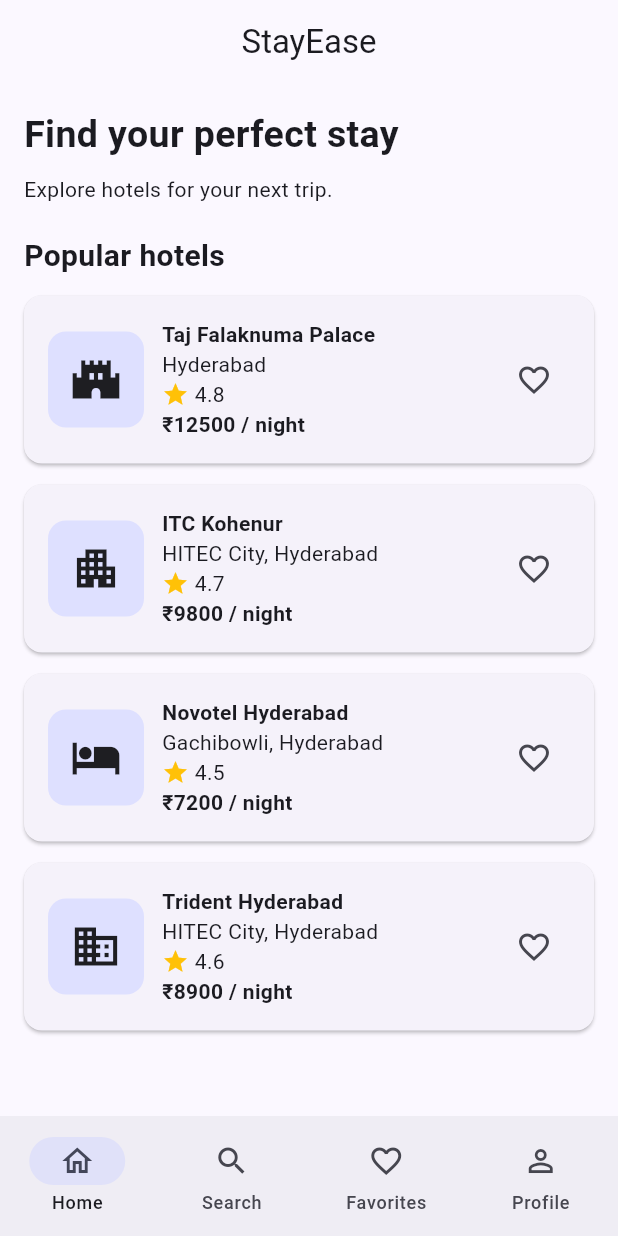
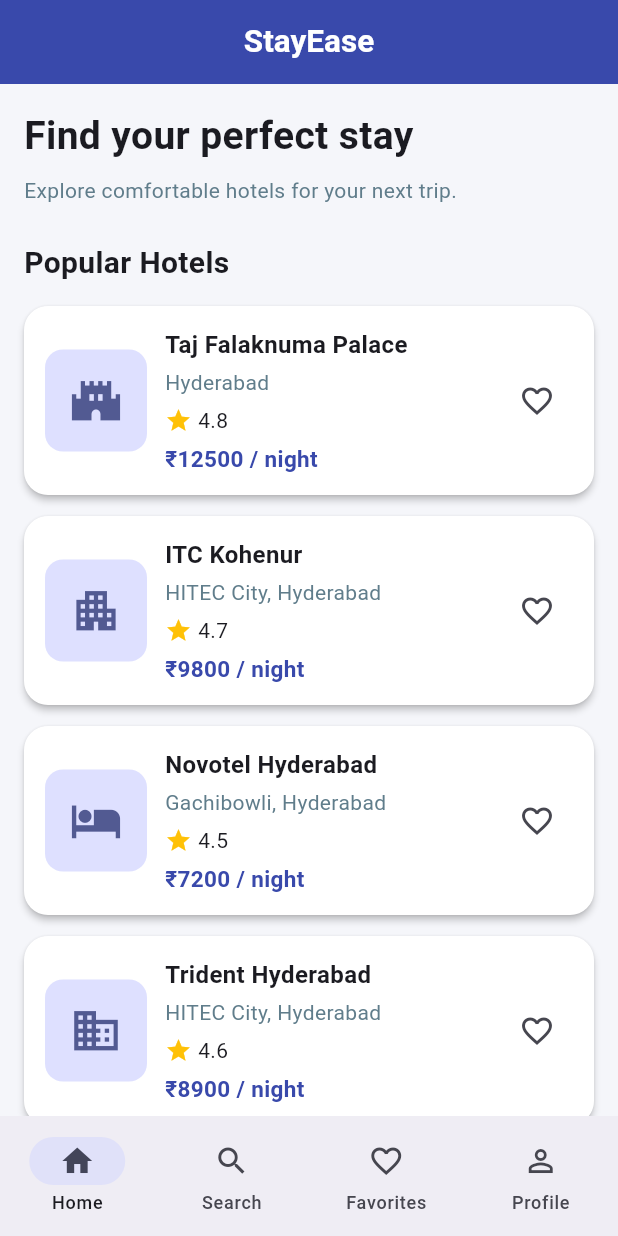
Before and after one commit to nishanthreddyvemireddy-ai/Hotel_Booking_App, a Flutter app: the screen it shows after launch, on a phone screen of 412 x 824 dp. Run offline on Flutter 3.47's test engine with Material 3 defaults, Android fonts, the phone set to English and light mode, and no system bars.

Commit message:
Experiment 6: Add custom widgets and theme styling

```diff
--- a/lib/main.dart
+++ b/lib/main.dart
@@ -10,6 +10,8 @@
     ),
   );
 }
+
+// -------------------- HOTEL MODEL --------------------
 
 class Hotel {
   final String name;
@@ -58,7 +60,8 @@
   ),
 ];
 
-// Provider manages favorite hotels and notifies listening widgets.
+// -------------------- PROVIDER STATE --------------------
+
 class FavoritesProvider extends ChangeNotifier {
   final Set<String> _favoriteNames = {};
 
@@ -68,29 +71,80 @@
       hotels.where((hotel) => _favoriteNames.contains(hotel.name)).toList();
 
   void toggleFavorite(Hotel hotel) {
-    if (!_favoriteNames.add(hotel.name)) {
+    if (_favoriteNames.contains(hotel.name)) {
       _favoriteNames.remove(hotel.name);
+    } else {
+      _favoriteNames.add(hotel.name);
     }
+
     notifyListeners();
   }
 }
+
+// -------------------- APP THEME --------------------
 
 class StayEaseApp extends StatelessWidget {
   const StayEaseApp({super.key});
 
   @override
   Widget build(BuildContext context) {
+    const primaryColor = Color(0xFF3949AB);
+
     return MaterialApp(
       title: 'StayEase',
       debugShowCheckedModeBanner: false,
       theme: ThemeData(
-        colorScheme: ColorScheme.fromSeed(seedColor: Colors.indigo),
         useMaterial3: true,
+        colorScheme: ColorScheme.fromSeed(
+          seedColor: primaryColor,
+        ),
+        scaffoldBackgroundColor: const Color(0xFFF5F6FA),
+        appBarTheme: const AppBarTheme(
+          backgroundColor: primaryColor,
+          foregroundColor: Colors.white,
+          centerTitle: true,
+          elevation: 0,
+          titleTextStyle: TextStyle(
+            fontSize: 21,
+            fontWeight: FontWeight.bold,
+            color: Colors.white,
+          ),
+        ),
+        cardTheme: CardThemeData(
+          color: Colors.white,
+          elevation: 2,
+          margin: const EdgeInsets.only(bottom: 14),
+          shape: RoundedRectangleBorder(
+            borderRadius: BorderRadius.circular(16),
+          ),
+        ),
+        elevatedButtonTheme: ElevatedButtonThemeData(
+          style: ElevatedButton.styleFrom(
+            backgroundColor: primaryColor,
+            foregroundColor: Colors.white,
+            padding: const EdgeInsets.symmetric(
+              horizontal: 20,
+              vertical: 13,
+            ),
+            shape: RoundedRectangleBorder(
+              borderRadius: BorderRadius.circular(12),
+            ),
+          ),
+        ),
+        inputDecorationTheme: InputDecorationTheme(
+          filled: true,
+          fillColor: Colors.white,
+          border: OutlineInputBorder(
+            borderRadius: BorderRadius.circular(14),
+          ),
+        ),
       ),
       home: const MainNavigation(),
     );
   }
 }
+
+// -------------------- NAVIGATION --------------------
 
 class MainNavigation extends StatefulWidget {
   const MainNavigation({super.key});
@@ -116,21 +170,37 @@
       bottomNavigationBar: NavigationBar(
         selectedIndex: selectedIndex,
         onDestinationSelected: (index) {
-          setState(() => selectedIndex = index);
+          setState(() {
+            selectedIndex = index;
+          });
         },
         destinations: const [
-          NavigationDestination(icon: Icon(Icons.home_outlined), label: 'Home'),
-          NavigationDestination(icon: Icon(Icons.search), label: 'Search'),
+          NavigationDestination(
+            icon: Icon(Icons.home_outlined),
+            selectedIcon: Icon(Icons.home),
+            label: 'Home',
+          ),
+          NavigationDestination(
+            icon: Icon(Icons.search),
+            label: 'Search',
+          ),
           NavigationDestination(
             icon: Icon(Icons.favorite_outline),
+            selectedIcon: Icon(Icons.favorite),
             label: 'Favorites',
           ),
-          NavigationDestination(icon: Icon(Icons.person_outline), label: 'Profile'),
+          NavigationDestination(
+            icon: Icon(Icons.person_outline),
+            selectedIcon: Icon(Icons.person),
+            label: 'Profile',
+          ),
         ],
       ),
     );
   }
 }
+
+// -------------------- HOME SCREEN --------------------
 
 class HomePage extends StatelessWidget {
   const HomePage({super.key});
@@ -138,28 +208,49 @@
   @override
   Widget build(BuildContext context) {
     return Scaffold(
-      appBar: AppBar(title: const Text('StayEase'), centerTitle: true),
+      appBar: AppBar(
+        title: const Text('StayEase'),
+      ),
       body: ListView(
         padding: const EdgeInsets.all(16),
         children: [
           const Text(
             'Find your perfect stay',
-            style: TextStyle(fontSize: 25, fontWeight: FontWeight.bold),
+            style: AppStyles.heading,
           ),
           const SizedBox(height: 8),
-          const Text('Explore hotels for your next trip.'),
-          const SizedBox(height: 20),
           const Text(
-            'Popular hotels',
-            style: TextStyle(fontSize: 20, fontWeight: FontWeight.bold),
+            'Explore comfortable hotels for your next trip.',
+            style: AppStyles.subtitle,
           ),
-          const SizedBox(height: 12),
-          ...hotels.map((hotel) => HotelCard(hotel: hotel)),
+          const SizedBox(height: 24),
+          const Text(
+            'Popular Hotels',
+            style: AppStyles.sectionTitle,
+          ),
+          const SizedBox(height: 14),
+          ...hotels.map(
+            (hotel) => HotelCard(hotel: hotel),
+          ),
+          const SizedBox(height: 8),
+          StayEaseButton(
+            text: 'Explore Hotels',
+            icon: Icons.explore,
+            onPressed: () {
+              Navigator.of(context).push(
+                MaterialPageRoute(
+                  builder: (_) => const AllHotelsPage(),
+                ),
+              );
+            },
+          ),
         ],
       ),
     );
   }
 }
+
+// -------------------- SEARCH SCREEN --------------------
 
 class SearchPage extends StatefulWidget {
   const SearchPage({super.key});
@@ -175,39 +266,51 @@
   Widget build(BuildContext context) {
     final filteredHotels = hotels.where((hotel) {
       final query = searchText.toLowerCase();
+
       return hotel.name.toLowerCase().contains(query) ||
           hotel.location.toLowerCase().contains(query);
     }).toList();
 
     return Scaffold(
-      appBar: AppBar(title: const Text('Search Hotels')),
+      appBar: AppBar(
+        title: const Text('Search Hotels'),
+      ),
       body: Padding(
         padding: const EdgeInsets.all(16),
         child: Column(
           children: [
             TextField(
-              onChanged: (value) => setState(() => searchText = value),
-              decoration: InputDecoration(
+              onChanged: (value) {
+                setState(() {
+                  searchText = value;
+                });
+              },
+              decoration: const InputDecoration(
                 hintText: 'Search by hotel or location',
-                prefixIcon: const Icon(Icons.search),
-                border: OutlineInputBorder(
-                  borderRadius: BorderRadius.circular(14),
-                ),
+                prefixIcon: Icon(Icons.search),
+              ),
+            ),
+            const SizedBox(height: 16),
+            Align(
+              alignment: Alignment.centerLeft,
+              child: Text(
+                '${filteredHotels.length} hotels found',
+                style: AppStyles.subtitle,
               ),
             ),
             const SizedBox(height: 12),
-            Align(
-              alignment: Alignment.centerLeft,
-              child: Text('${filteredHotels.length} hotels found'),
-            ),
-            const SizedBox(height: 8),
             Expanded(
               child: filteredHotels.isEmpty
-                  ? const Center(child: Text('No hotels found.'))
+                  ? const Center(
+                      child: Text('No hotels found. Try another search.'),
+                    )
                   : ListView.builder(
                       itemCount: filteredHotels.length,
-                      itemBuilder: (_, index) =>
-                          HotelCard(hotel: filteredHotels[index]),
+                      itemBuilder: (context, index) {
+                        return HotelCard(
+                          hotel: filteredHotels[index],
+                        );
+                      },
                     ),
             ),
           ],
@@ -217,10 +320,15 @@
   }
 }
 
+// -------------------- REUSABLE HOTEL CARD --------------------
+
 class HotelCard extends StatelessWidget {
   final Hotel hotel;
 
-  const HotelCard({super.key, required this.hotel});
+  const HotelCard({
+    super.key,
+    required this.hotel,
+  });
 
   @override
   Widget build(BuildContext context) {
@@ -229,19 +337,22 @@
     );
 
     return Card(
-      margin: const EdgeInsets.only(bottom: 14),
       child: Padding(
-        padding: const EdgeInsets.all(16),
+        padding: const EdgeInsets.all(14),
         child: Row(
           children: [
             Container(
-              width: 64,
-              height: 64,
+              width: 68,
+              height: 68,
               decoration: BoxDecoration(
                 color: Theme.of(context).colorScheme.primaryContainer,
                 borderRadius: BorderRadius.circular(12),
               ),
-              child: Icon(hotel.icon, size: 34),
+              child: Icon(
+                hotel.icon,
+                size: 35,
+                color: Theme.of(context).colorScheme.primary,
+              ),
             ),
             const SizedBox(width: 12),
             Expanded(
@@ -250,30 +361,46 @@
                 children: [
                   Text(
                     hotel.name,
-                    style: const TextStyle(fontWeight: FontWeight.bold),
+                    style: AppStyles.hotelName,
                   ),
-                  Text(hotel.location),
+                  const SizedBox(height: 4),
+                  Text(
+                    hotel.location,
+                    style: AppStyles.subtitle,
+                  ),
+                  const SizedBox(height: 5),
                   Row(
                     children: [
-                      const Icon(Icons.star, color: Colors.amber, size: 18),
-                      Text(' ${hotel.rating}'),
+                      const Icon(
+                        Icons.star,
+                        size: 18,
+                        color: Colors.amber,
+                      ),
+                      const SizedBox(width: 4),
+                      Text('${hotel.rating}'),
                     ],
                   ),
+                  const SizedBox(height: 5),
                   Text(
                     '₹${hotel.price} / night',
-                    style: const TextStyle(fontWeight: FontWeight.bold),
+                    style: AppStyles.price,
                   ),
                 ],
               ),
             ),
             IconButton(
-              tooltip: isFavorite ? 'Remove from favorites' : 'Add to favorites',
+              tooltip: isFavorite
+                  ? 'Remove from favorites'
+                  : 'Add to favorites',
+              onPressed: () {
+                context
+                    .read<FavoritesProvider>()
+                    .toggleFavorite(hotel);
+              },
               icon: Icon(
                 isFavorite ? Icons.favorite : Icons.favorite_border,
                 color: isFavorite ? Colors.red : null,
               ),
-              onPressed: () =>
-                  context.read<FavoritesProvider>().toggleFavorite(hotel),
             ),
           ],
         ),
@@ -282,26 +409,112 @@
   }
 }
 
+// -------------------- REUSABLE CUSTOM BUTTON --------------------
+
+class StayEaseButton extends StatelessWidget {
+  final String text;
+  final VoidCallback onPressed;
+  final IconData icon;
+
+  const StayEaseButton({
+    super.key,
+    required this.text,
+    required this.onPressed,
+    this.icon = Icons.arrow_forward,
+  });
+
+  @override
+  Widget build(BuildContext context) {
+    return ElevatedButton.icon(
+      onPressed: onPressed,
+      icon: Icon(icon),
+      label: Text(text),
+    );
+  }
+}
+
+// -------------------- REUSABLE TEXT STYLES --------------------
+
+class AppStyles {
+  static const TextStyle heading = TextStyle(
+    fontSize: 26,
+    fontWeight: FontWeight.bold,
+  );
+
+  static const TextStyle sectionTitle = TextStyle(
+    fontSize: 20,
+    fontWeight: FontWeight.bold,
+  );
+
+  static const TextStyle subtitle = TextStyle(
+    fontSize: 14,
+    color: Colors.blueGrey,
+  );
+
+  static const TextStyle hotelName = TextStyle(
+    fontSize: 16,
+    fontWeight: FontWeight.bold,
+  );
+
+  static const TextStyle price = TextStyle(
+    fontSize: 15,
+    fontWeight: FontWeight.bold,
+    color: Color(0xFF3949AB),
+  );
+}
+
+// -------------------- ALL HOTELS SCREEN --------------------
+
+class AllHotelsPage extends StatelessWidget {
+  const AllHotelsPage({super.key});
+
+  @override
+  Widget build(BuildContext context) {
+    return Scaffold(
+      appBar: AppBar(
+        title: const Text('All Hotels'),
+      ),
+      body: ListView(
+        padding: const EdgeInsets.all(16),
+        children: hotels.map((hotel) {
+          return HotelCard(hotel: hotel);
+        }).toList(),
+      ),
+    );
+  }
+}
+
+// -------------------- FAVORITES SCREEN --------------------
+
 class FavoritesPage extends StatelessWidget {
   const FavoritesPage({super.key});
 
   @override
   Widget build(BuildContext context) {
-    final favoriteHotels = context.watch<FavoritesProvider>().favoriteHotels;
+    final favoriteHotels =
+        context.watch<FavoritesProvider>().favoriteHotels;
 
     return Scaffold(
-      appBar: AppBar(title: const Text('Favorite Hotels')),
+      appBar: AppBar(
+        title: const Text('Favorite Hotels'),
+      ),
       body: favoriteHotels.isEmpty
-          ? const Center(child: Text('No favorites yet. Tap a heart on a hotel.'))
+          ? const Center(
+              child: Text(
+                'No favorites yet. Tap a heart on a hotel.',
+              ),
+            )
           : ListView(
               padding: const EdgeInsets.all(16),
-              children: favoriteHotels
-                  .map((hotel) => HotelCard(hotel: hotel))
-                  .toList(),
+              children: favoriteHotels.map((hotel) {
+                return HotelCard(hotel: hotel);
+              }).toList(),
             ),
     );
   }
 }
+
+// -------------------- PROFILE SCREEN --------------------
 
 class ProfilePage extends StatelessWidget {
   const ProfilePage({super.key});
@@ -309,8 +522,45 @@
   @override
   Widget build(BuildContext context) {
     return Scaffold(
-      appBar: AppBar(title: const Text('Profile')),
-      body: const Center(child: Icon(Icons.account_circle, size: 100)),
+      appBar: AppBar(
+        title: const Text('Profile'),
+      ),
+      body: Center(
+        child: Column(
+          mainAxisAlignment: MainAxisAlignment.center,
+          children: [
+            const CircleAvatar(
+              radius: 48,
+              child: Icon(
+                Icons.person,
+                size: 55,
+              ),
+            ),
+            const SizedBox(height: 16),
+            const Text(
+              'Welcome to StayEase',
+              style: AppStyles.sectionTitle,
+            ),
+            const SizedBox(height: 8),
+            const Text(
+              'Your hotel booking companion',
+              style: AppStyles.subtitle,
+            ),
+            const SizedBox(height: 20),
+            StayEaseButton(
+              text: 'View Favorite Hotels',
+              icon: Icons.favorite,
+              onPressed: () {
+                Navigator.of(context).push(
+                  MaterialPageRoute(
+                    builder: (_) => const FavoritesPage(),
+                  ),
+                );
+              },
+            ),
+          ],
+        ),
+      ),
     );
   }
 }
```
